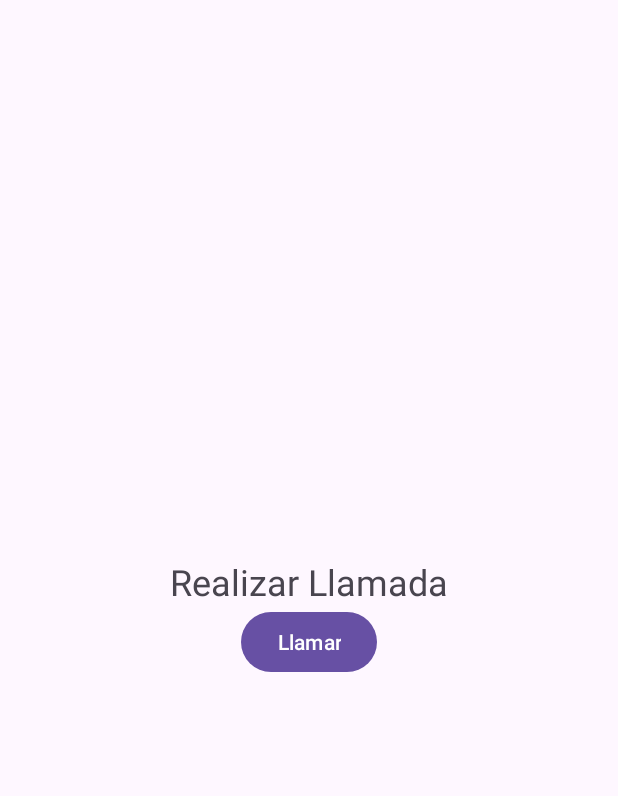
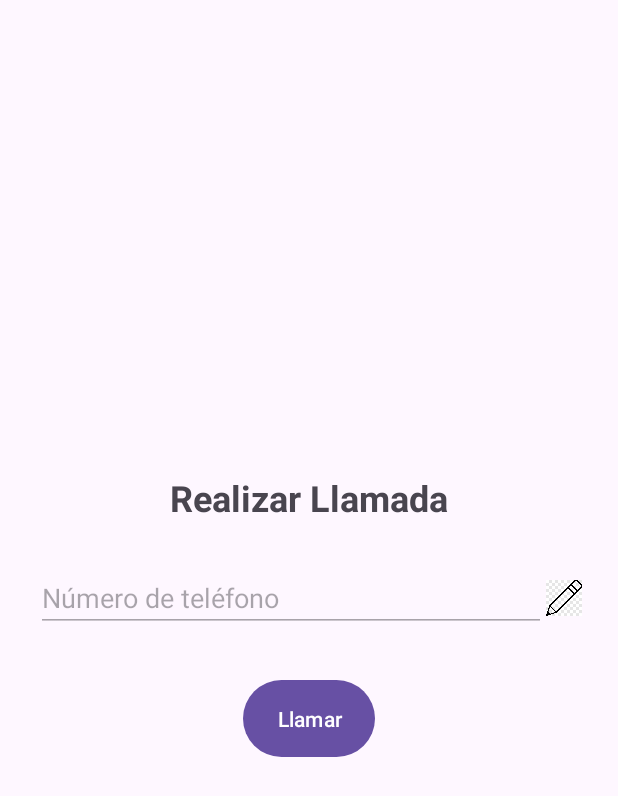
Before and after one commit to DavidRCh56/PracticaEvaluableTema1, an Android app: the layout activity_llamada.xml on its own in the app's theme, with its tools: preview values and no code run, on a phone screen of 412 x 824 dp. Shown: the top 796 px of the screen. Run offline under Robolectric (Android 15) with nearby library versions, the phone set to English and light mode, and no system bars.

Commit message:
Llamada terminada(falta poner bonito)

```diff
--- a/app/src/main/java/com/iesvdc/multimedia/practicaevaluabletema1/LlamadaActivity.kt
+++ b/app/src/main/java/com/iesvdc/multimedia/practicaevaluabletema1/LlamadaActivity.kt
@@ -18,6 +18,9 @@ class LlamadaActivity : AppCompatActivity() {
     private lateinit var sharedPreferences: SharedPreferences
     private lateinit var editTextTelefono: EditText
     private lateinit var imgEditTelefono: ImageView
+
+    // Variable para almacenar el número a llamar
+    private var numeroTelefono: String? = null
 
     override fun onCreate(savedInstanceState: Bundle?) {
         super.onCreate(savedInstanceState)
@@ -51,6 +54,9 @@ class LlamadaActivity : AppCompatActivity() {
                 // Guardar el número de teléfono para futuras aperturas de la aplicación
                 sharedPreferences.edit().putString("numeroTelefono", numero).apply()
 
+                // Almacenar el número en la variable para usarlo si se necesita en el permiso
+                numeroTelefono = numero
+
                 // Realizar la llamada
                 realizarLlamada(numero)
             }
@@ -69,7 +75,8 @@ class LlamadaActivity : AppCompatActivity() {
     override fun onRequestPermissionsResult(requestCode: Int, permissions: Array<String>, grantResults: IntArray) {
         super.onRequestPermissionsResult(requestCode, permissions, grantResults)
         if (requestCode == 1 && grantResults.isNotEmpty() && grantResults[0] == PackageManager.PERMISSION_GRANTED) {
-            realizarLlamada()
+            // Usar el número almacenado en numeroTelefono si se ha concedido el permiso
+            numeroTelefono?.let { realizarLlamada(it) }
         } else {
             Toast.makeText(this, "Permiso de llamada no concedido", Toast.LENGTH_SHORT).show()
         }
--- a/app/src/main/java/com/iesvdc/multimedia/practicaevaluabletema1/MainActivity.kt
+++ b/app/src/main/java/com/iesvdc/multimedia/practicaevaluabletema1/MainActivity.kt
@@ -9,6 +9,7 @@ import android.provider.AlarmClock
 import androidx.appcompat.app.AppCompatActivity
 import android.widget.Button
 import android.widget.Toast
+import androidx.activity.enableEdgeToEdge
 import androidx.core.app.ActivityCompat
 import androidx.core.content.ContextCompat
 import com.iesvdc.multimedia.practicaevaluabletema1.LlamadaActivity
@@ -18,6 +19,9 @@ class MainActivity : AppCompatActivity() {
 
     override fun onCreate(savedInstanceState: Bundle?) {
         super.onCreate(savedInstanceState)
+
+        enableEdgeToEdge()
+
         setContentView(R.layout.activity_main)
 
         val btnLlamada = findViewById<Button>(R.id.btnLlamada)
--- a/app/src/main/res/layout/activity_llamada.xml
+++ b/app/src/main/res/layout/activity_llamada.xml
@@ -6,15 +6,47 @@
     android:gravity="center"
     android:padding="16dp">
 
+    <!-- Título de la pantalla -->
     <TextView
         android:layout_width="wrap_content"
         android:layout_height="wrap_content"
         android:text="Realizar Llamada"
-        android:textSize="24sp" />
+        android:textSize="24sp"
+        android:textStyle="bold"
+        android:layout_marginBottom="20dp"/>
 
+    <!-- Contenedor del EditText y el ImageView -->
+    <LinearLayout
+        android:layout_width="match_parent"
+        android:layout_height="wrap_content"
+        android:orientation="horizontal"
+        android:gravity="center_vertical"
+        android:padding="8dp"
+        android:layout_marginBottom="20dp">
+
+        <!-- Campo de entrada del número de teléfono -->
+        <EditText
+            android:id="@+id/editTextTelefono"
+            android:layout_width="0dp"
+            android:layout_height="wrap_content"
+            android:layout_weight="1"
+            android:hint="Número de teléfono"
+            android:inputType="phone"
+            android:enabled="false" />
+
+        <!-- Botón para habilitar la edición del número -->
+        <ImageView
+            android:id="@+id/imgEditTelefono"
+            android:layout_width="24dp"
+            android:layout_height="24dp"
+            android:src="@drawable/lapiz" />
+    </LinearLayout>
+
+    <!-- Botón para realizar la llamada -->
     <Button
         android:id="@+id/btnRealizarLlamada"
         android:layout_width="wrap_content"
         android:layout_height="wrap_content"
-        android:text="Llamar" />
+        android:text="Llamar"
+        android:padding="16dp" />
 </LinearLayout>
```
Also changed, not shown: app/src/main/res/drawable/lapiz.png (added).
